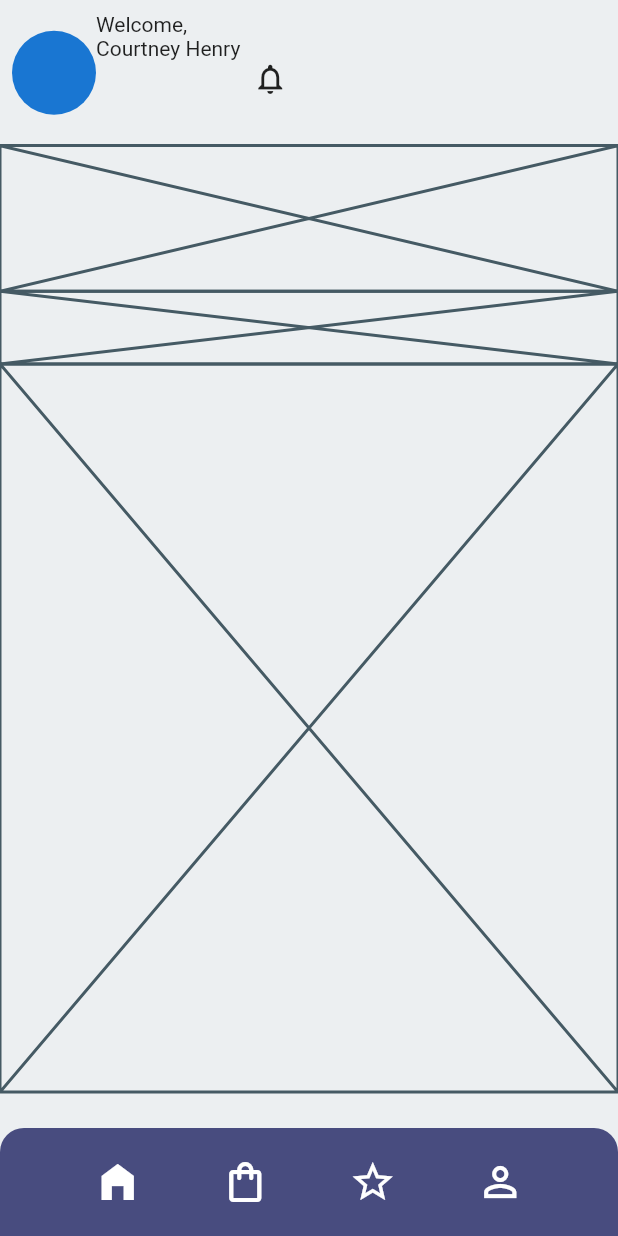
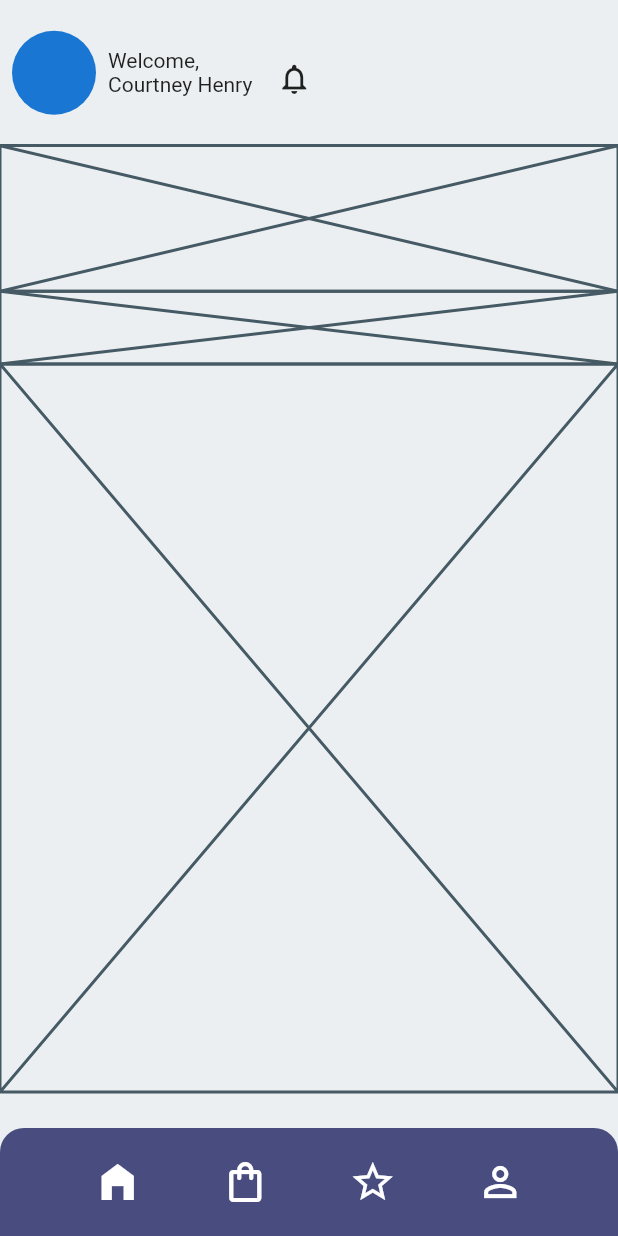
Before and after one commit to JAICHANGPARK/flutter_notebook_11th_story, a Flutter app: the screen it shows after launch, on a phone screen of 412 x 824 dp. Run offline on Flutter 3.47's test engine with Material 2 defaults, Android fonts, the phone set to English and light mode, and no system bars; our stand-ins replace backdrop, badges, flutter_inner_drawer, flutter_slidable, flutter_swiper, google_fonts.

Commit message:
Update furniture_home_page.dart

```diff
--- a/lib/ep735_furniture_app/ui/furniture_home_page.dart
+++ b/lib/ep735_furniture_app/ui/furniture_home_page.dart
@@ -32,12 +32,16 @@ class _FurnitureHomePageState extends State<FurnitureHomePage> {
                             CircleAvatar(
                               radius: 28,
                             ),
-                            Column(
-                              crossAxisAlignment: CrossAxisAlignment.start,
-                              children: [
-                                Text("Welcome,"),
-                                Text("Courtney Henry"),
-                              ],
+                            Padding(
+                              padding: const EdgeInsets.all(8.0),
+                              child: Column(
+                                mainAxisAlignment: MainAxisAlignment.center,
+                                crossAxisAlignment: CrossAxisAlignment.start,
+                                children: [
+                                  Text("Welcome,"),
+                                  Text("Courtney Henry"),
+                                ],
+                              ),
                             ),
                             Container(
                               height: 32,
```
